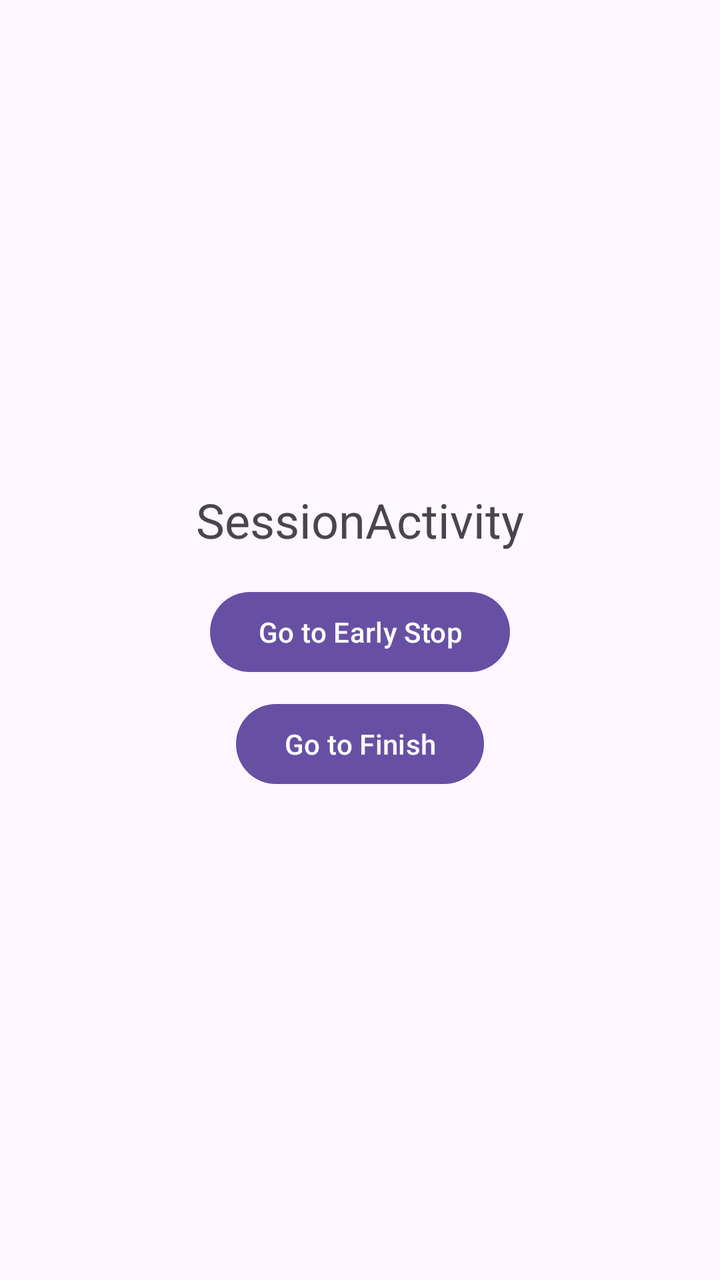
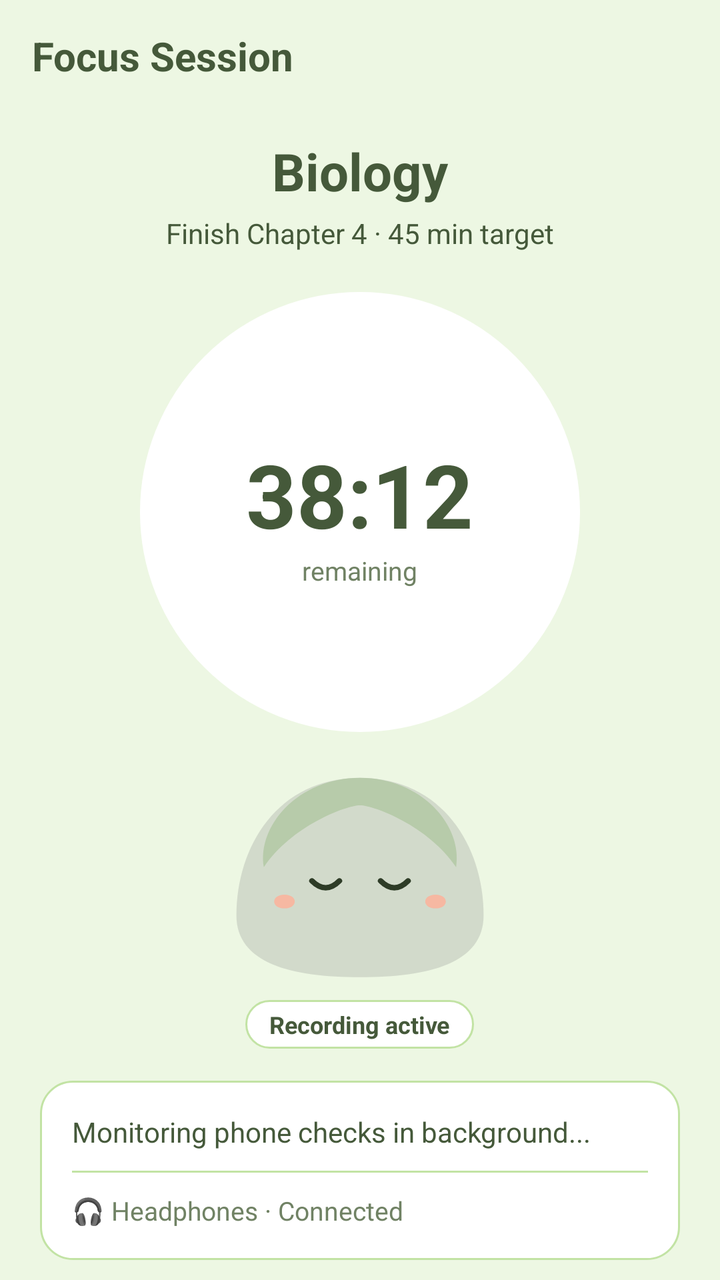

Compare the two renders of this Android layout. The source of the first and the diff that turns it into the second are given below.
<!-- AndroidManifest.xml: application theme Theme.FocusTrace -->
<!-- res/layout/activity_session.xml -->
<?xml version="1.0" encoding="utf-8"?>
<LinearLayout xmlns:android="http://schemas.android.com/apk/res/android"
    android:layout_width="match_parent"
    android:layout_height="match_parent"
    android:gravity="center"
    android:orientation="vertical"
    android:padding="16dp">

    <TextView
        android:id="@+id/tv_title"
        android:layout_width="wrap_content"
        android:layout_height="wrap_content"
        android:text="SessionActivity"
        android:textSize="24sp" />

    <com.google.android.material.button.MaterialButton
        android:id="@+id/btn_early_stop"
        android:layout_width="wrap_content"
        android:layout_height="wrap_content"
        android:layout_marginTop="16dp"
        android:text="Go to Early Stop" />

    <com.google.android.material.button.MaterialButton
        android:id="@+id/btn_finish"
        android:layout_width="wrap_content"
        android:layout_height="wrap_content"
        android:layout_marginTop="8dp"
        android:text="Go to Finish" />

</LinearLayout>
<!-- resources referenced by this layout -->
<resources>
  <style name="Theme.FocusTrace" parent="Base.Theme.FocusTrace" />
  <style name="Base.Theme.FocusTrace" parent="Theme.Material3.DayNight.NoActionBar">
          
          
      </style>
</resources>

<!-- the commit's change to res/layout/activity_session.xml (unified diff, before → after) -->
@@ -1,30 +1,182 @@
 <?xml version="1.0" encoding="utf-8"?>
 <LinearLayout xmlns:android="http://schemas.android.com/apk/res/android"
+    xmlns:app="http://schemas.android.com/apk/res-auto"
+    xmlns:tools="http://schemas.android.com/tools"
+    android:id="@+id/session_root"
     android:layout_width="match_parent"
     android:layout_height="match_parent"
-    android:gravity="center"
+    android:background="@color/focus_bg_light"
     android:orientation="vertical"
-    android:padding="16dp">
+    tools:context=".ui.SessionActivity">
 
-    <TextView
-        android:id="@+id/tv_title"
-        android:layout_width="wrap_content"
-        android:layout_height="wrap_content"
-        android:text="SessionActivity"
-        android:textSize="24sp" />
+    
+    <LinearLayout
+        android:layout_width="match_parent"
+        android:layout_height="56dp"
+        android:gravity="center_vertical"
+        android:orientation="horizontal"
+        android:paddingHorizontal="16dp">
 
-    <com.google.android.material.button.MaterialButton
-        android:id="@+id/btn_early_stop"
-        android:layout_width="wrap_content"
-        android:layout_height="wrap_content"
-        android:layout_marginTop="16dp"
-        android:text="Go to Early Stop" />
+        <TextView
+            android:layout_width="0dp"
+            android:layout_height="wrap_content"
+            android:layout_weight="1"
+            android:text="Focus Session"
+            android:textColor="@color/focus_text_dark"
+            android:textSize="20sp"
+            android:textStyle="bold" />
+    </LinearLayout>
 
-    <com.google.android.material.button.MaterialButton
-        android:id="@+id/btn_finish"
-        android:layout_width="wrap_content"
-        android:layout_height="wrap_content"
-        android:layout_marginTop="8dp"
-        android:text="Go to Finish" />
+    <androidx.core.widget.NestedScrollView
+        android:layout_width="match_parent"
+        android:layout_height="0dp"
+        android:layout_weight="1"
+        android:fillViewport="true">
+
+        <LinearLayout
+            android:layout_width="match_parent"
+            android:layout_height="wrap_content"
+            android:gravity="center_horizontal"
+            android:orientation="vertical"
+            android:paddingHorizontal="20dp"
+            android:paddingTop="12dp"
+            android:paddingBottom="24dp">
+
+            
+            <TextView
+                android:id="@+id/tv_session_subject"
+                android:layout_width="wrap_content"
+                android:layout_height="wrap_content"
+                android:text="Biology"
+                android:textColor="@color/focus_text_dark"
+                android:textSize="26sp"
+                android:textStyle="bold" />
+
+            <TextView
+                android:id="@+id/tv_session_goal"
+                android:layout_width="wrap_content"
+                android:layout_height="wrap_content"
+                android:layout_marginTop="4dp"
+                android:text="Finish Chapter 4 · 45 min target"
+                android:textColor="@color/focus_text_dark"
+                android:textSize="14sp" />
+
+            
+            <FrameLayout
+                android:layout_width="220dp"
+                android:layout_height="220dp"
+                android:layout_marginTop="20dp"
+                android:background="@drawable/bg_profile_avatar"
+                android:backgroundTint="@color/focus_surface_white">
+
+                <LinearLayout
+                    android:layout_width="wrap_content"
+                    android:layout_height="wrap_content"
+                    android:layout_gravity="center"
+                    android:gravity="center"
+                    android:orientation="vertical">
+
+                    <TextView
+                        android:id="@+id/tv_remaining_time"
+                        android:layout_width="wrap_content"
+                        android:layout_height="wrap_content"
+                        android:text="38:12"
+                        android:textColor="@color/focus_text_dark"
+                        android:textSize="44sp"
+                        android:textStyle="bold" />
+
+                    <TextView
+                        android:layout_width="wrap_content"
+                        android:layout_height="wrap_content"
+                        android:text="remaining"
+                        android:textColor="@color/focus_text_secondary"
+                        android:textSize="13sp" />
+                </LinearLayout>
+            </FrameLayout>
+
+            
+            <ImageView
+                android:layout_width="140dp"
+                android:layout_height="110dp"
+                android:layout_marginTop="16dp"
+                android:contentDescription="Mascot"
+                android:src="@drawable/ic_trace_calm_stone" />
+
+            
+            <TextView
+                android:layout_width="wrap_content"
+                android:layout_height="wrap_content"
+                android:layout_marginTop="8dp"
+                android:background="@drawable/bg_status_badge"
+                android:paddingHorizontal="12dp"
+                android:paddingVertical="4dp"
+                android:text="Recording active"
+                android:textColor="@color/focus_text_dark"
+                android:textSize="12sp"
+                android:textStyle="bold" />
+
+            
+            <LinearLayout
+                android:layout_width="match_parent"
+                android:layout_height="wrap_content"
+                android:layout_marginTop="16dp"
+                android:background="@drawable/bg_rounded_card_white"
+                android:orientation="vertical"
+                android:padding="16dp">
+
+                <TextView
+                    android:layout_width="match_parent"
+                    android:layout_height="wrap_content"
+                    android:text="Monitoring phone checks in background..."
+                    android:textColor="@color/focus_text_dark"
+                    android:textSize="14sp" />
+
+                <View
+                    android:layout_width="match_parent"
+                    android:layout_height="1dp"
+                    android:layout_marginVertical="10dp"
+                    android:background="@color/focus_divider" />
+
+                
+                <TextView
+                    android:id="@+id/tv_headphone_status"
+                    android:layout_width="match_parent"
+                    android:layout_height="wrap_content"
+                    android:text="🎧 Headphones · Connected"
+                    android:textColor="@color/focus_text_secondary"
+                    android:textSize="13sp" />
+
+            </LinearLayout>
+
+            
+            <LinearLayout
+                android:layout_width="match_parent"
+                android:layout_height="wrap_content"
+                android:layout_marginTop="20dp"
+                android:orientation="vertical">
+
+                <com.google.android.material.button.MaterialButton
+                    android:id="@+id/btn_early_stop"
+                    style="@style/Widget.Material3.Button.OutlinedButton"
+                    android:layout_width="match_parent"
+                    android:layout_height="48dp"
+                    android:text="Go to Early Stop"
+                    android:textColor="@color/focus_text_dark"
+                    app:strokeColor="@color/focus_border_green" />
+
+                <com.google.android.material.button.MaterialButton
+                    android:id="@+id/btn_finish"
+                    android:layout_width="match_parent"
+                    android:layout_height="52dp"
+                    android:layout_marginTop="10dp"
+                    android:backgroundTint="@color/focus_brand_green"
+                    android:text="Go to Finish"
+                    android:textColor="@color/focus_text_dark" />
+
+            </LinearLayout>
+
+        </LinearLayout>
+
+    </androidx.core.widget.NestedScrollView>
 
 </LinearLayout>
<!-- resource entries referenced after the edit -->
@@ -1,5 +1,81 @@
 <!-- resources referenced by this layout -->
 <resources>
+  <color name="focus_bg_light">#EDF7E3</color>
+  <color name="focus_border_green">#C2E3A4</color>
+  <color name="focus_brand_green">#88C26C</color>
+  <color name="focus_divider">#C2E3A4</color>
+  <color name="focus_surface_white">#FFFFFF</color>
+  <color name="focus_text_dark">#45593A</color>
+  <color name="focus_text_secondary">#708264</color>
+  <!-- drawable bg_profile_avatar (drawable) -->
+  <?xml version="1.0" encoding="utf-8"?>
+  <shape xmlns:android="http://schemas.android.com/apk/res/android"
+      android:shape="oval">
+      <solid android:color="@color/focus_bg_light" />
+      <stroke
+          android:width="1dp"
+          android:color="@color/focus_border_green" />
+  </shape>
+  <!-- drawable bg_rounded_card_white (drawable) -->
+  <?xml version="1.0" encoding="utf-8"?>
+  <shape xmlns:android="http://schemas.android.com/apk/res/android"
+      android:shape="rectangle">
+      <solid android:color="@color/focus_surface_white" />
+      <stroke
+          android:width="1dp"
+          android:color="@color/focus_border_green" />
+      <corners android:radius="16dp" />
+  </shape>
+  <!-- drawable bg_status_badge (drawable) -->
+  <?xml version="1.0" encoding="utf-8"?>
+  <shape xmlns:android="http://schemas.android.com/apk/res/android"
+      android:shape="rectangle">
+      <solid android:color="@color/focus_surface_white" />
+      <stroke
+          android:width="1dp"
+          android:color="@color/focus_border_green" />
+      <corners android:radius="100dp" />
+  </shape>
+  <!-- drawable ic_trace_calm_stone (drawable) -->
+  <vector xmlns:android="http://schemas.android.com/apk/res/android"
+      android:width="200dp"
+      android:height="160dp"
+      android:viewportWidth="200"
+      android:viewportHeight="160">
+  
+    
+    <path
+        android:fillColor="#D2DACB"
+        android:pathData="M100,10 C160,10 190,60 190,110 C190,145 150,155 100,155 C50,155 10,145 10,110 C10,60 40,10 100,10 Z" />
+  
+    
+    <path
+        android:fillColor="#B7CBAA"
+        android:pathData="M100,10 C145,10 175,45 170,75 C150,45 110,30 100,30 C90,30 50,45 30,75 C25,45 55,10 100,10 Z" />
+  
+    
+    <path
+        android:fillColor="#F6B8A2"
+        android:pathData="M45,95 C55,95 55,105 45,105 C35,105 35,95 45,95 Z" />
+  
+    
+    <path
+        android:fillColor="#F6B8A2"
+        android:pathData="M155,95 C165,95 165,105 155,105 C145,105 145,95 155,95 Z" />
+  
+    
+    <path
+        android:strokeColor="#2E3C27"
+        android:strokeWidth="4"
+        android:strokeLineCap="round"
+        android:pathData="M65,85 Q75,95 85,85" />
+  
+    <path
+        android:strokeColor="#2E3C27"
+        android:strokeWidth="4"
+        android:strokeLineCap="round"
+        android:pathData="M115,85 Q125,95 135,85" />
+  </vector>
   <style name="Theme.FocusTrace" parent="Base.Theme.FocusTrace" />
   <style name="Base.Theme.FocusTrace" parent="Theme.Material3.DayNight.NoActionBar">
           
